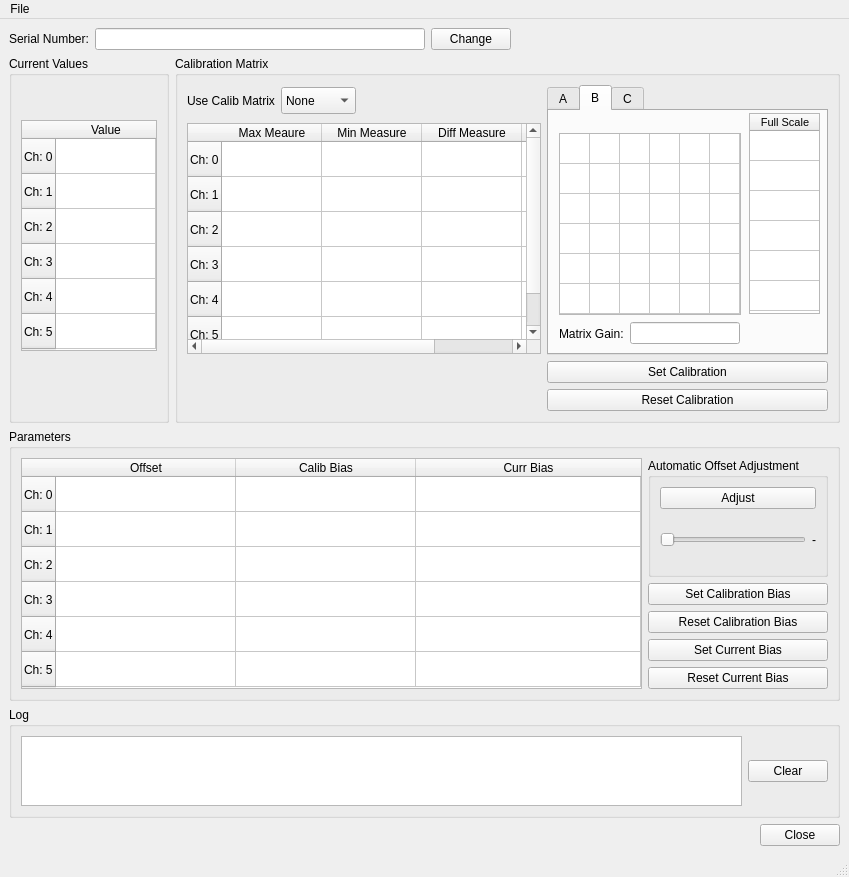
This is src/tools/FirmwareUpdater/calibrationwindow.ui in robotology/icub-main as Qt 5 draws it before an edit. The edited form follows.
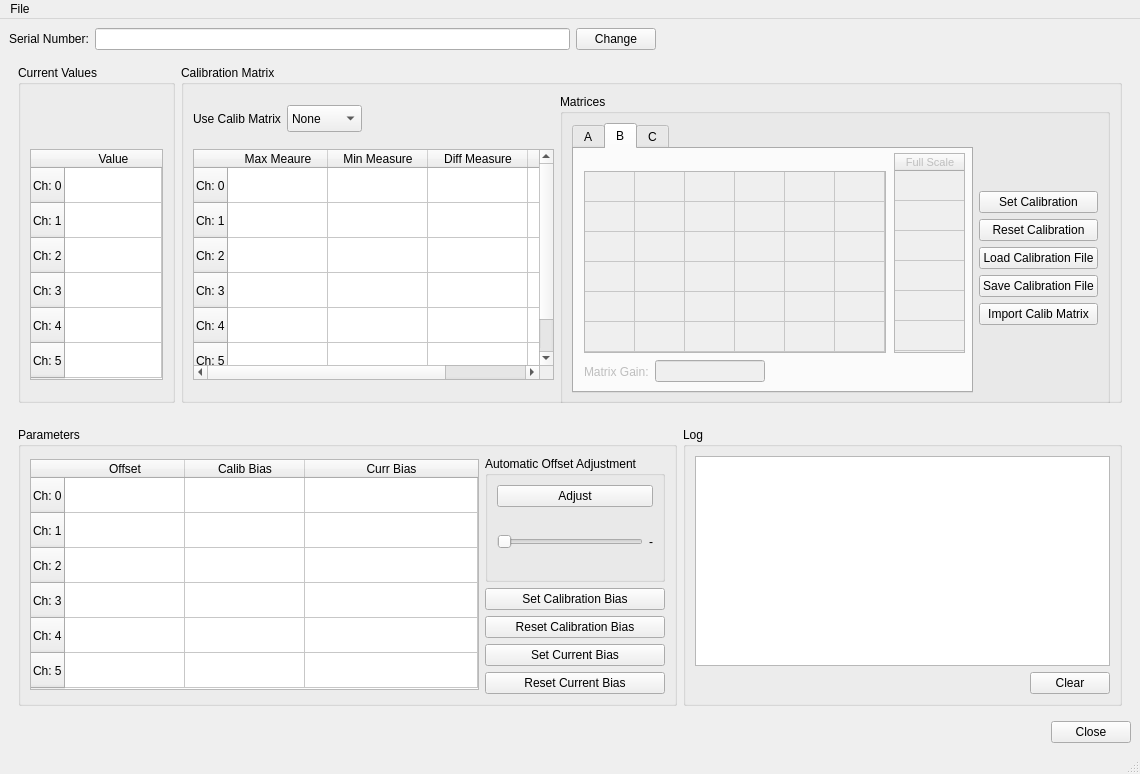
This is the edited form. The open tabs and pages were chosen to show the change.

The edit to the form file:
```diff
--- a/src/tools/FirmwareUpdater/calibrationwindow.ui
+++ b/src/tools/FirmwareUpdater/calibrationwindow.ui
@@ -6,15 +6,15 @@
    <rect>
     <x>0</x>
     <y>0</y>
-    <width>849</width>
-    <height>860</height>
+    <width>1140</width>
+    <height>774</height>
    </rect>
   </property>
   <property name="windowTitle">
    <string>Calibration</string>
   </property>
   <widget class="QWidget" name="centralwidget">
-   <layout class="QVBoxLayout" name="verticalLayout_4">
+   <layout class="QVBoxLayout" name="verticalLayout_7">
     <item>
      <layout class="QHBoxLayout" name="horizontalLayout_8">
       <item>
@@ -50,6 +50,19 @@
      </layout>
     </item>
     <item>
+     <widget class="QWidget" name="widget" native="true">
+      <property name="minimumSize">
+       <size>
+        <width>0</width>
+        <height>356</height>
+       </size>
+      </property>
+      <property name="maximumSize">
+       <size>
+        <width>16777215</width>
+        <height>356</height>
+       </size>
+      </property>
      <layout class="QHBoxLayout" name="horizontalLayout">
       <item>
        <widget class="QGroupBox" name="groupBox">
@@ -148,22 +161,6 @@
            </column>
           </widget>
          </item>
-         <item>
-          <widget class="QWidget" name="widget_2" native="true">
-           <property name="minimumSize">
-            <size>
-             <width>0</width>
-             <height>52</height>
-            </size>
-           </property>
-           <property name="maximumSize">
-            <size>
-             <width>16777215</width>
-             <height>52</height>
-            </size>
-           </property>
-          </widget>
-         </item>
         </layout>
        </widget>
       </item>
@@ -172,8 +169,10 @@
         <property name="title">
          <string>Calibration Matrix</string>
         </property>
-        <layout class="QGridLayout" name="gridLayout">
-         <item row="0" column="0">
+         <layout class="QHBoxLayout" name="horizontalLayout_13">
+          <item>
+           <layout class="QVBoxLayout" name="verticalLayout_6">
+            <item>
           <widget class="QFrame" name="frame">
            <property name="minimumSize">
             <size>
@@ -259,17 +258,109 @@
            </layout>
           </widget>
          </item>
-         <item row="0" column="1" rowspan="2">
+            <item>
+             <widget class="QTableWidget" name="tableUseMatrix">
+              <property name="minimumSize">
+               <size>
+                <width>361</width>
+                <height>231</height>
+               </size>
+              </property>
+              <property name="maximumSize">
+               <size>
+                <width>16777215</width>
+                <height>231</height>
+               </size>
+              </property>
+              <attribute name="horizontalHeaderStretchLastSection">
+               <bool>true</bool>
+              </attribute>
+              <attribute name="verticalHeaderDefaultSectionSize">
+               <number>35</number>
+              </attribute>
+              <attribute name="verticalHeaderMinimumSectionSize">
+               <number>35</number>
+              </attribute>
+              <row>
+               <property name="text">
+                <string>Ch: 0</string>
+               </property>
+              </row>
+              <row>
+               <property name="text">
+                <string>Ch: 1</string>
+               </property>
+              </row>
+              <row>
+               <property name="text">
+                <string>Ch: 2</string>
+               </property>
+              </row>
+              <row>
+               <property name="text">
+                <string>Ch: 3</string>
+               </property>
+              </row>
+              <row>
+               <property name="text">
+                <string>Ch: 4</string>
+               </property>
+              </row>
+              <row>
+               <property name="text">
+                <string>Ch: 5</string>
+               </property>
+              </row>
+              <column>
+               <property name="text">
+                <string>Max Meaure</string>
+               </property>
+              </column>
+              <column>
+               <property name="text">
+                <string>Min Measure</string>
+               </property>
+              </column>
+              <column>
+               <property name="text">
+                <string>Diff Measure</string>
+               </property>
+              </column>
+              <column>
+               <property name="text">
+                <string>Newton</string>
+               </property>
+              </column>
+             </widget>
+            </item>
+           </layout>
+          </item>
+          <item>
+           <widget class="QGroupBox" name="groupBox_6">
+            <property name="minimumSize">
+             <size>
+              <width>0</width>
+              <height>310</height>
+             </size>
+            </property>
+            <property name="title">
+             <string>Matrices</string>
+            </property>
+            <layout class="QHBoxLayout" name="horizontalLayout_12">
+             <item>
           <widget class="QTabWidget" name="tabWidget">
+               <property name="enabled">
+                <bool>true</bool>
+               </property>
            <property name="minimumSize">
             <size>
-             <width>281</width>
+                 <width>401</width>
              <height>270</height>
             </size>
            </property>
            <property name="maximumSize">
             <size>
-             <width>281</width>
+                 <width>401</width>
              <height>16777215</height>
             </size>
            </property>
@@ -475,77 +566,12 @@
             </widget>
            </widget>
            <widget class="QWidget" name="tab_2">
+                <property name="enabled">
+                 <bool>false</bool>
+                </property>
             <attribute name="title">
              <string>B</string>
             </attribute>
-            <widget class="QTableWidget" name="tableFullScaleB">
-             <property name="geometry">
-              <rect>
-               <x>200</x>
-               <y>2</y>
-               <width>71</width>
-               <height>201</height>
-              </rect>
-             </property>
-             <property name="minimumSize">
-              <size>
-               <width>71</width>
-               <height>0</height>
-              </size>
-             </property>
-             <property name="font">
-              <font>
-               <pointsize>8</pointsize>
-              </font>
-             </property>
-             <attribute name="horizontalHeaderDefaultSectionSize">
-              <number>70</number>
-             </attribute>
-             <attribute name="horizontalHeaderMinimumSectionSize">
-              <number>70</number>
-             </attribute>
-             <attribute name="verticalHeaderVisible">
-              <bool>false</bool>
-             </attribute>
-             <attribute name="verticalHeaderMinimumSectionSize">
-              <number>30</number>
-             </attribute>
-             <row>
-              <property name="text">
-               <string>New Row</string>
-              </property>
-             </row>
-             <row>
-              <property name="text">
-               <string>New Row</string>
-              </property>
-             </row>
-             <row>
-              <property name="text">
-               <string>New Row</string>
-              </property>
-             </row>
-             <row>
-              <property name="text">
-               <string>New Row</string>
-              </property>
-             </row>
-             <row>
-              <property name="text">
-               <string>New Row</string>
-              </property>
-             </row>
-             <row>
-              <property name="text">
-               <string>New Row</string>
-              </property>
-             </row>
-             <column>
-              <property name="text">
-               <string>Full Scale</string>
-              </property>
-             </column>
-            </widget>
             <widget class="QWidget" name="layoutWidget">
              <property name="geometry">
               <rect>
@@ -572,24 +598,86 @@
               </item>
              </layout>
             </widget>
+                <widget class="QTableWidget" name="tableFullScaleB">
+                 <property name="geometry">
+                  <rect>
+                   <x>320</x>
+                   <y>4</y>
+                   <width>71</width>
+                   <height>200</height>
+                  </rect>
+                 </property>
+                 <property name="font">
+                  <font>
+                   <pointsize>8</pointsize>
+                  </font>
+                 </property>
+                 <attribute name="horizontalHeaderDefaultSectionSize">
+                  <number>70</number>
+                 </attribute>
+                 <attribute name="horizontalHeaderMinimumSectionSize">
+                  <number>70</number>
+                 </attribute>
+                 <attribute name="verticalHeaderVisible">
+                  <bool>false</bool>
+                 </attribute>
+                 <attribute name="verticalHeaderMinimumSectionSize">
+                  <number>30</number>
+                 </attribute>
+                 <row>
+                  <property name="text">
+                   <string>New Row</string>
+                  </property>
+                 </row>
+                 <row>
+                  <property name="text">
+                   <string>New Row</string>
+                  </property>
+                 </row>
+                 <row>
+                  <property name="text">
+                   <string>New Row</string>
+                  </property>
+                 </row>
+                 <row>
+                  <property name="text">
+                   <string>New Row</string>
+                  </property>
+                 </row>
+                 <row>
+                  <property name="text">
+                   <string>New Row</string>
+                  </property>
+                 </row>
+                 <row>
+                  <property name="text">
+                   <string>New Row</string>
+                  </property>
+                 </row>
+                 <column>
+                  <property name="text">
+                   <string>Full Scale</string>
+                  </property>
+                 </column>
+                </widget>
             <widget class="QTableWidget" name="matrixB">
              <property name="geometry">
               <rect>
                <x>10</x>
                <y>22</y>
-               <width>182</width>
+                   <width>302</width>
                <height>182</height>
               </rect>
              </property>
              <property name="minimumSize">
               <size>
-               <width>182</width>
+                   <width>302</width>
                <height>182</height>
               </size>
              </property>
              <property name="maximumSize">
               <size>
-               <width>182</width>
+                   <width>302</width>
                <height>182</height>
               </size>
              </property>
@@ -602,10 +690,10 @@
               <bool>false</bool>
              </attribute>
              <attribute name="horizontalHeaderDefaultSectionSize">
-              <number>30</number>
+                  <number>50</number>
              </attribute>
              <attribute name="horizontalHeaderMinimumSectionSize">
-              <number>30</number>
+                  <number>50</number>
              </attribute>
              <attribute name="verticalHeaderVisible">
               <bool>false</bool>
@@ -887,113 +975,89 @@
            </widget>
           </widget>
          </item>
-         <item row="1" column="0">
-          <widget class="QTableWidget" name="tableUseMatrix">
-           <property name="minimumSize">
-            <size>
-             <width>0</width>
-             <height>231</height>
-            </size>
-           </property>
-           <property name="maximumSize">
+             <item>
+              <layout class="QVBoxLayout" name="verticalLayout_5">
+               <item>
+                <spacer name="verticalSpacer_2">
+                 <property name="orientation">
+                  <enum>Qt::Vertical</enum>
+                 </property>
+                 <property name="sizeHint" stdset="0">
             <size>
-             <width>16777215</width>
-             <height>231</height>
-            </size>
-           </property>
-           <attribute name="horizontalHeaderStretchLastSection">
-            <bool>true</bool>
-           </attribute>
-           <attribute name="verticalHeaderDefaultSectionSize">
-            <number>35</number>
-           </attribute>
-           <attribute name="verticalHeaderMinimumSectionSize">
-            <number>35</number>
-           </attribute>
-           <row>
-            <property name="text">
-             <string>Ch: 0</string>
-            </property>
-           </row>
-           <row>
-            <property name="text">
-             <string>Ch: 1</string>
-            </property>
-           </row>
-           <row>
-            <property name="text">
-             <string>Ch: 2</string>
-            </property>
-           </row>
-           <row>
-            <property name="text">
-             <string>Ch: 3</string>
-            </property>
-           </row>
-           <row>
-            <property name="text">
-             <string>Ch: 4</string>
-            </property>
-           </row>
-           <row>
-            <property name="text">
-             <string>Ch: 5</string>
-            </property>
-           </row>
-           <column>
-            <property name="text">
-             <string>Max Meaure</string>
-            </property>
-           </column>
-           <column>
-            <property name="text">
-             <string>Min Measure</string>
-            </property>
-           </column>
-           <column>
-            <property name="text">
-             <string>Diff Measure</string>
-            </property>
-           </column>
-           <column>
-            <property name="text">
-             <string>Newton</string>
-            </property>
-           </column>
-          </widget>
-         </item>
-         <item row="2" column="1">
+                   <width>20</width>
+                   <height>40</height>
+                  </size>
+                 </property>
+                </spacer>
+               </item>
+               <item>
           <widget class="QPushButton" name="btnSetCalibration">
            <property name="text">
             <string>Set Calibration</string>
            </property>
           </widget>
          </item>
-         <item row="3" column="0">
-          <spacer name="horizontalSpacer_3">
-           <property name="orientation">
-            <enum>Qt::Horizontal</enum>
-           </property>
-           <property name="sizeHint" stdset="0">
-            <size>
-             <width>341</width>
-             <height>20</height>
-            </size>
-           </property>
-          </spacer>
-         </item>
-         <item row="3" column="1">
+               <item>
           <widget class="QPushButton" name="btnResetCalib">
            <property name="text">
             <string>Reset Calibration</string>
            </property>
           </widget>
          </item>
-        </layout>
+               <item>
+                <widget class="QPushButton" name="btnLoadCalibFile">
+                 <property name="text">
+                  <string>Load Calibration File</string>
+                 </property>
+                </widget>
+               </item>
+               <item>
+                <widget class="QPushButton" name="btnSaveCalibFile">
+                 <property name="text">
+                  <string>Save Calibration File</string>
+                 </property>
+                </widget>
+               </item>
+               <item>
+                <widget class="QPushButton" name="btnImportCalibMatrix">
+                 <property name="text">
+                  <string>Import Calib Matrix</string>
+                 </property>
+                </widget>
+               </item>
+               <item>
+                <spacer name="verticalSpacer">
+                 <property name="orientation">
+                  <enum>Qt::Vertical</enum>
+                 </property>
+                 <property name="sizeHint" stdset="0">
+                  <size>
+                   <width>20</width>
+                   <height>40</height>
+                  </size>
+                 </property>
+                </spacer>
+               </item>
+              </layout>
+             </item>
+            </layout>
        </widget>
       </item>
      </layout>
-    </item>
+        </widget>
+       </item>
+      </layout>
+     </widget>
+    </item>
+    <item>
+     <widget class="QWidget" name="widget" native="true">
+      <property name="minimumSize">
+       <size>
+        <width>0</width>
+        <height>290</height>
+       </size>
+      </property>
+      <layout class="QHBoxLayout" name="horizontalLayout_11" stretch="60,40">
     <item>
      <widget class="QGroupBox" name="groupBox_2">
       <property name="title">
@@ -1015,7 +1079,7 @@
           </size>
          </property>
          <attribute name="horizontalHeaderDefaultSectionSize">
-          <number>180</number>
+             <number>120</number>
          </attribute>
          <attribute name="horizontalHeaderStretchLastSection">
           <bool>true</bool>
@@ -1147,11 +1211,26 @@
       <property name="title">
        <string>Log</string>
       </property>
-      <layout class="QHBoxLayout" name="horizontalLayout_7">
+         <layout class="QVBoxLayout" name="verticalLayout_4">
        <item>
         <widget class="QPlainTextEdit" name="logText"/>
        </item>
        <item>
+           <layout class="QHBoxLayout" name="horizontalLayout_7">
+            <item>
+             <spacer name="horizontalSpacer_5">
+              <property name="orientation">
+               <enum>Qt::Horizontal</enum>
+              </property>
+              <property name="sizeHint" stdset="0">
+               <size>
+                <width>40</width>
+                <height>20</height>
+               </size>
+              </property>
+             </spacer>
+            </item>
+            <item>
         <widget class="QPushButton" name="btnClearLog">
          <property name="text">
           <string>Clear</string>
@@ -1159,6 +1238,11 @@
         </widget>
        </item>
       </layout>
+          </item>
+         </layout>
+        </widget>
+       </item>
+      </layout>
      </widget>
     </item>
     <item>
@@ -1192,7 +1276,7 @@
     <rect>
      <x>0</x>
      <y>0</y>
-     <width>849</width>
+     <width>1140</width>
      <height>20</height>
     </rect>
    </property>
```
Left out of the diff: 165 changed lines with no effect on the pictures. Lines whose indentation alone changed are shown as unchanged.
